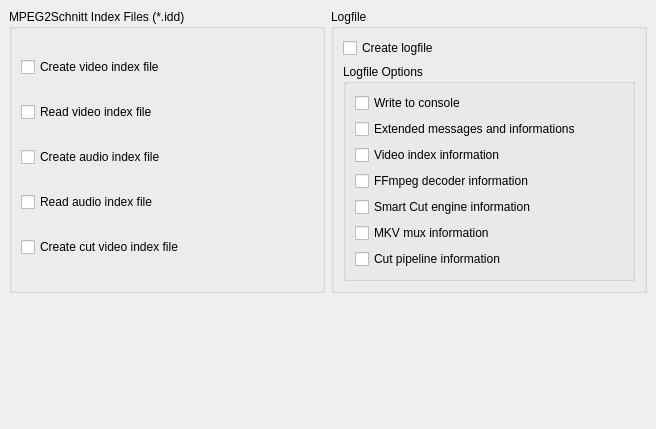
Old version of the form ui/ttcutsettingsfiles.ui in the repository MINIXJR/TTCut-ng.
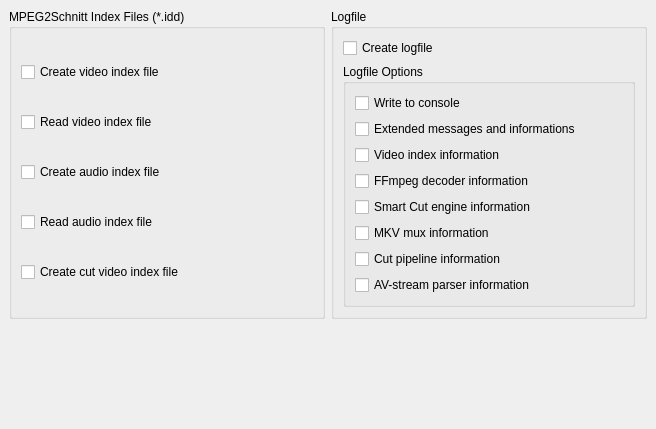
New version of the form.

Commit message: Logging refactor phase 5: AV-stream parsers

The edit to the form file:
```diff
--- a/ui/ttcutsettingsfiles.ui
+++ b/ui/ttcutsettingsfiles.ui
@@ -186,6 +186,13 @@
            </property>
           </widget>
          </item>
+         <item row="7" column="0" >
+          <widget class="QCheckBox" name="cbLogPlusAVStream" >
+           <property name="text" >
+            <string>AV-stream parser information</string>
+           </property>
+          </widget>
+         </item>
          <item row="1" column="0" >
           <widget class="QCheckBox" name="cbLogExtended" >
            <property name="text" >
```
The commit also changes 5 other files.
